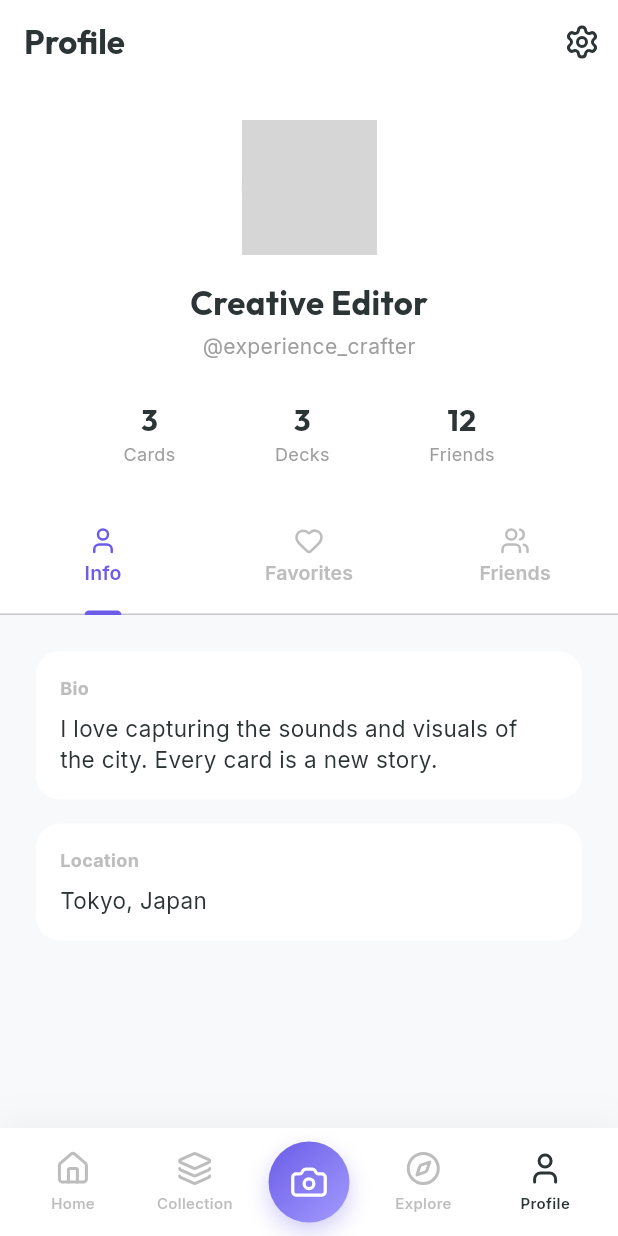
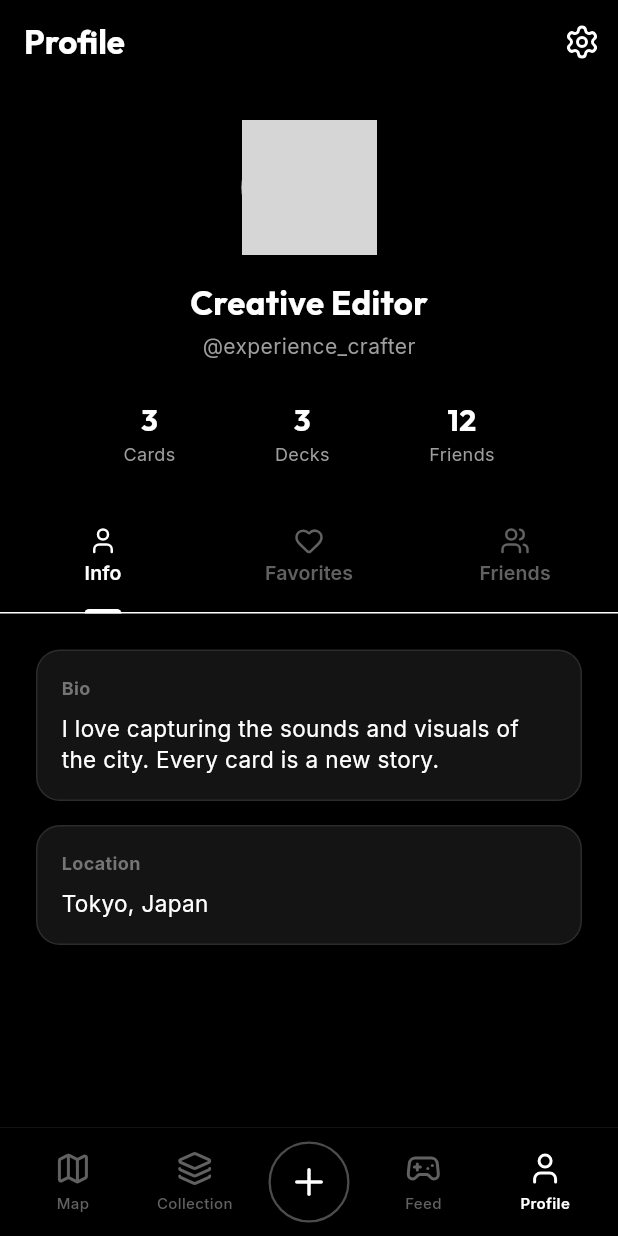
Before and after one commit to Ochuns/shufflo, a Flutter app: the screen it shows after launch, item 5 of the bottom bar chosen, on a phone screen of 412 x 824 dp. Run offline on Flutter 3.47's test engine with Material 3 defaults, Android fonts, the phone set to English and light mode, and no system bars; our stand-ins replace cached_network_image, flutter_dotenv, flutter_map, flutter_riverpod, geolocator, go_router and 6 more; missing offline and left inert: exif; accounts and stored records are empty; network calls fail; grey boxes are pictures that could not be loaded.

Commit message:
fix: mianカラーの変更とfooterと機能の修正

```diff
--- a/lib/main.dart
+++ b/lib/main.dart
@@ -41,7 +41,7 @@ class ShuffloApp extends ConsumerWidget {
 
     return MaterialApp.router(
       title: 'Shufflo',
-      theme: AppTheme.lightTheme,
+      theme: AppTheme.darkTheme,
       routerConfig: goRouter,
       debugShowCheckedModeBanner: false,
     );
--- a/lib/src/features/home/home_screen.dart
+++ b/lib/src/features/feed/feed_screen.dart
@@ -1,13 +1,14 @@
 import 'package:flutter/material.dart';
 import 'package:google_fonts/google_fonts.dart';
+import 'package:lucide_icons/lucide_icons.dart';
 
-class HomeScreen extends StatelessWidget {
-  const HomeScreen({super.key});
+class FeedScreen extends StatelessWidget {
+  const FeedScreen({super.key});
 
   @override
   Widget build(BuildContext context) {
     return Scaffold(
-      backgroundColor: const Color(0xFFF8F9FA),
+      backgroundColor: Theme.of(context).scaffoldBackgroundColor,
       body: SafeArea(
         child: Padding(
           padding: const EdgeInsets.symmetric(horizontal: 24.0),
@@ -16,19 +17,19 @@ class HomeScreen extends StatelessWidget {
             children: [
               const SizedBox(height: 40),
               Text(
-                'Shufflo Feed',
+                'Missions & Exchange',
                 style: GoogleFonts.outfit(
                   fontSize: 32,
                   fontWeight: FontWeight.w800,
-                  color: const Color(0xFF2D3436),
+                  color: Colors.white,
                 ),
               ),
               const SizedBox(height: 8),
               Text(
-                'Discover daily adventures from you and your friends.',
+                'Join events, trade cards with friends, and complete missions to earn rare items.',
                 style: GoogleFonts.inter(
                   fontSize: 16,
-                  color: Colors.grey.shade600,
+                  color: Colors.grey.shade400,
                   height: 1.5,
                 ),
               ),
@@ -39,34 +40,28 @@ class HomeScreen extends StatelessWidget {
                     Container(
                       padding: const EdgeInsets.all(24),
                       decoration: BoxDecoration(
+                        color: const Color(0xFF141414),
+                        shape: BoxShape.circle,
+                        border: Border.all(color: Colors.white.withValues(alpha: 0.1)),
+                      ),
+                      child: const Icon(
+                        LucideIcons.gamepad2,
+                        size: 64,
                         color: Colors.white,
-                        shape: BoxShape.circle,
-                        boxShadow: [
-                          BoxShadow(
-                            color: Colors.black.withOpacity(0.05),
-                            blurRadius: 20,
-                            offset: const Offset(0, 10),
-                          ),
-                        ],
-                      ),
-                      child: Icon(
-                        Icons.feed_outlined,
-                        size: 64,
-                        color: Colors.blue.shade300,
                       ),
                     ),
                     const SizedBox(height: 32),
                     Text(
-                      'Feed is Coming Soon',
+                      'Game Hub is Coming Soon',
                       style: GoogleFonts.outfit(
                         fontSize: 20,
                         fontWeight: FontWeight.w600,
-                        color: const Color(0xFF2D3436),
+                        color: Colors.white,
                       ),
                     ),
                     const SizedBox(height: 12),
                     Text(
-                      'We are currently preparing the timeline experience for you.',
+                      'We are preparing exciting missions and a card exchange system for you and your friends.',
                       textAlign: TextAlign.center,
                       style: GoogleFonts.inter(
                         fontSize: 14,
--- a/lib/src/features/profile/profile_screen.dart
+++ b/lib/src/features/profile/profile_screen.dart
@@ -15,17 +15,17 @@ class ProfileScreen extends ConsumerWidget {
     return DefaultTabController(
       length: 3,
       child: Scaffold(
-        backgroundColor: const Color(0xFFF8F9FA),
+        backgroundColor: Colors.black,
         appBar: AppBar(
           title: Text(
             'Profile',
-            style: GoogleFonts.outfit(fontWeight: FontWeight.w700, color: const Color(0xFF2D3436)),
+            style: GoogleFonts.outfit(fontWeight: FontWeight.w700, color: Colors.white),
           ),
-          backgroundColor: Colors.white,
+          backgroundColor: Colors.black,
           elevation: 0,
           actions: [
             IconButton(
-              icon: const Icon(LucideIcons.settings, color: Color(0xFF2D3436)),
+              icon: const Icon(LucideIcons.settings, color: Colors.white),
               onPressed: () {},
             ),
           ],
@@ -38,7 +38,7 @@ class ProfileScreen extends ConsumerWidget {
               children: [
                 // Profile Header
                 Container(
-                  color: Colors.white,
+                  color: Colors.black,
                   padding: const EdgeInsets.symmetric(vertical: 24, horizontal: 16),
                   child: Column(
                     children: [
@@ -52,7 +52,7 @@ class ProfileScreen extends ConsumerWidget {
                         style: GoogleFonts.outfit(
                           fontSize: 22,
                           fontWeight: FontWeight.bold,
-                          color: const Color(0xFF2D3436),
+                          color: Colors.white,
                         ),
                       ),
                       const SizedBox(height: 4),
@@ -77,12 +77,12 @@ class ProfileScreen extends ConsumerWidget {
                 ),
                 // Tab Bar
                 Container(
-                  color: Colors.white,
+                  color: Colors.black,
                   child: TabBar(
-                    labelColor: const Color(0xFF6C5CE7),
-                    unselectedLabelColor: Colors.grey.shade400,
-                    indicatorColor: const Color(0xFF6C5CE7),
-                    indicatorWeight: 3,
+                    labelColor: Colors.white,
+                    unselectedLabelColor: Colors.grey.shade700,
+                    indicatorColor: Colors.white,
+                    indicatorWeight: 2,
                     labelStyle: GoogleFonts.inter(fontWeight: FontWeight.w600, fontSize: 13),
                     tabs: const [
                       Tab(icon: Icon(LucideIcons.user, size: 20), text: 'Info'),
@@ -117,7 +117,7 @@ class ProfileScreen extends ConsumerWidget {
           style: GoogleFonts.outfit(
             fontSize: 20,
             fontWeight: FontWeight.w700,
-            color: const Color(0xFF2D3436),
+            color: Colors.white,
           ),
         ),
         Text(
@@ -144,7 +144,7 @@ class ProfileScreen extends ConsumerWidget {
       child: Column(
         mainAxisAlignment: MainAxisAlignment.center,
         children: [
-          Icon(LucideIcons.tag, size: 48, color: Colors.grey.shade300),
+          Icon(LucideIcons.tag, size: 48, color: Colors.grey.shade800),
           const SizedBox(height: 16),
           Text(
             'No Tagged Favorites Yet',
@@ -153,7 +153,7 @@ class ProfileScreen extends ConsumerWidget {
           const SizedBox(height: 8),
           Text(
             'Tag your favorite cards to see them here.',
-            style: GoogleFonts.inter(color: Colors.grey.shade500),
+            style: GoogleFonts.inter(color: Colors.grey.shade700),
           ),
         ],
       ),
@@ -166,19 +166,25 @@ class ProfileScreen extends ConsumerWidget {
       child: Column(
         children: [
           TextField(
+            style: const TextStyle(color: Colors.white),
             decoration: InputDecoration(
               hintText: 'Search friends by ID...',
-              prefixIcon: const Icon(LucideIcons.search, size: 20),
+              hintStyle: TextStyle(color: Colors.grey.shade600),
+              prefixIcon: Icon(LucideIcons.search, size: 20, color: Colors.grey.shade600),
               filled: true,
-              fillColor: Colors.white,
+              fillColor: const Color(0xFF141414),
               border: OutlineInputBorder(
                 borderRadius: BorderRadius.circular(12),
-                borderSide: BorderSide.none,
+                borderSide: BorderSide(color: Colors.white.withValues(alpha: 0.1)),
+              ),
+              enabledBorder: OutlineInputBorder(
+                borderRadius: BorderRadius.circular(12),
+                borderSide: BorderSide(color: Colors.white.withValues(alpha: 0.1)),
               ),
             ),
           ),
           const SizedBox(height: 40),
-          Icon(LucideIcons.userPlus, size: 48, color: Colors.grey.shade300),
+          Icon(LucideIcons.userPlus, size: 48, color: Colors.grey.shade800),
           const SizedBox(height: 16),
           Text(
             'Find Your Friends',
@@ -193,15 +199,16 @@ class ProfileScreen extends ConsumerWidget {
     return Container(
       padding: const EdgeInsets.all(16),
       decoration: BoxDecoration(
-        color: Colors.white,
+        color: const Color(0xFF141414),
         borderRadius: BorderRadius.circular(16),
+        border: Border.all(color: Colors.white.withValues(alpha: 0.1)),
       ),
       child: Column(
         crossAxisAlignment: CrossAxisAlignment.start,
         children: [
-          Text(title, style: GoogleFonts.inter(fontSize: 12, fontWeight: FontWeight.bold, color: Colors.grey.shade400)),
+          Text(title, style: GoogleFonts.inter(fontSize: 12, fontWeight: FontWeight.bold, color: Colors.grey.shade600)),
           const SizedBox(height: 8),
-          Text(content, style: GoogleFonts.inter(fontSize: 15, color: const Color(0xFF2D3436))),
+          Text(content, style: GoogleFonts.inter(fontSize: 15, color: Colors.white)),
         ],
       ),
     );
--- a/lib/src/routing/app_router.dart
+++ b/lib/src/routing/app_router.dart
@@ -5,7 +5,7 @@ import 'scaffold_with_nav_bar.dart';
 import '../models/experience_card_model.dart';
 import '../models/deck_model.dart';
 
-import '../features/home/home_screen.dart';
+import '../features/feed/feed_screen.dart';
 import '../features/explore/explore_screen.dart';
 import '../features/explore/card_detail_screen.dart';
 import '../features/my_cards/my_cards_screen.dart';
@@ -14,15 +14,15 @@ import '../features/profile/profile_screen.dart';
 import '../features/post/post_screen.dart';
 
 final _rootNavigatorKey = GlobalKey<NavigatorState>();
-final _homeNavigatorKey = GlobalKey<NavigatorState>(debugLabel: 'home');
+final _exploreNavigatorKey = GlobalKey<NavigatorState>(debugLabel: 'explore');
 final _myCardsNavigatorKey = GlobalKey<NavigatorState>(debugLabel: 'my_cards');
 final _postNavigatorKey = GlobalKey<NavigatorState>(debugLabel: 'post');
-final _exploreNavigatorKey = GlobalKey<NavigatorState>(debugLabel: 'explore');
+final _feedNavigatorKey = GlobalKey<NavigatorState>(debugLabel: 'feed');
 final _profileNavigatorKey = GlobalKey<NavigatorState>(debugLabel: 'profile');
 
 final goRouterProvider = Provider<GoRouter>((ref) {
   return GoRouter(
-    initialLocation: '/home',
+    initialLocation: '/map',
     navigatorKey: _rootNavigatorKey,
     routes: [
       StatefulShellRoute.indexedStack(
@@ -31,11 +31,11 @@ final goRouterProvider = Provider<GoRouter>((ref) {
         },
         branches: [
           StatefulShellBranch(
-            navigatorKey: _homeNavigatorKey,
+            navigatorKey: _exploreNavigatorKey,
             routes: [
               GoRoute(
-                path: '/home',
-                builder: (context, state) => const HomeScreen(),
+                path: '/map',
+                builder: (context, state) => const ExploreScreen(),
               ),
             ],
           ),
@@ -58,11 +58,11 @@ final goRouterProvider = Provider<GoRouter>((ref) {
             ],
           ),
           StatefulShellBranch(
-            navigatorKey: _exploreNavigatorKey,
+            navigatorKey: _feedNavigatorKey,
             routes: [
               GoRoute(
-                path: '/explore',
-                builder: (context, state) => const ExploreScreen(),
+                path: '/feed',
+                builder: (context, state) => const FeedScreen(),
               ),
             ],
           ),
--- a/lib/src/routing/scaffold_with_nav_bar.dart
+++ b/lib/src/routing/scaffold_with_nav_bar.dart
@@ -17,14 +17,10 @@ class ScaffoldWithNavBar extends StatelessWidget {
       body: navigationShell,
       bottomNavigationBar: Container(
         decoration: BoxDecoration(
-          color: Colors.white,
-          boxShadow: [
-            BoxShadow(
-              color: Colors.black.withOpacity(0.04),
-              blurRadius: 20,
-              offset: const Offset(0, -5),
-            ),
-          ],
+          color: Colors.black,
+          border: Border(
+            top: BorderSide(color: Colors.white.withValues(alpha: 0.1), width: 0.5),
+          ),
         ),
         child: SafeArea(
           child: Container(
@@ -34,8 +30,8 @@ class ScaffoldWithNavBar extends StatelessWidget {
               mainAxisAlignment: MainAxisAlignment.spaceAround,
               children: [
                 _NavBarItem(
-                  icon: LucideIcons.home,
-                  label: 'Home',
+                  icon: LucideIcons.map,
+                  label: 'Map',
                   isSelected: navigationShell.currentIndex == 0,
                   onTap: () => navigationShell.goBranch(0),
                 ),
@@ -50,8 +46,8 @@ class ScaffoldWithNavBar extends StatelessWidget {
                   isSelected: navigationShell.currentIndex == 2,
                 ),
                 _NavBarItem(
-                  icon: LucideIcons.compass,
-                  label: 'Explore',
+                  icon: LucideIcons.gamepad2,
+                  label: 'Feed',
                   isSelected: navigationShell.currentIndex == 3,
                   onTap: () => navigationShell.goBranch(3),
                 ),
@@ -85,7 +81,7 @@ class _NavBarItem extends StatelessWidget {
 
   @override
   Widget build(BuildContext context) {
-    final color = isSelected ? const Color(0xFF2D3436) : Colors.grey.shade400;
+    final color = isSelected ? Colors.white : Colors.grey.shade700;
 
     return GestureDetector(
       onTap: onTap,
@@ -133,25 +129,24 @@ class _PostButton extends StatelessWidget {
         width: 54,
         height: 54,
         decoration: BoxDecoration(
-          gradient: const LinearGradient(
-            colors: [Color(0xFF6C5CE7), Color(0xFFa29bfe)],
-            begin: Alignment.topLeft,
-            end: Alignment.bottomRight,
+          color: Colors.black,
+          shape: BoxShape.circle,
+          border: Border.all(
+            color: isSelected ? Colors.white : Colors.white.withValues(alpha: 0.3),
+            width: 1.5,
           ),
-          shape: BoxShape.circle,
           boxShadow: [
-            BoxShadow(
-              color: const Color(0xFF6C5CE7).withOpacity(0.3),
-              blurRadius: 12,
-              offset: const Offset(0, 6),
-            ),
+            if (isSelected)
+              BoxShadow(
+                color: Colors.white.withValues(alpha: 0.1),
+                blurRadius: 10,
+              ),
           ],
-          border: isSelected ? Border.all(color: Colors.white, width: 2) : null,
         ),
         child: const Icon(
-          LucideIcons.camera,
+          LucideIcons.plus,
           color: Colors.white,
-          size: 26,
+          size: 28,
         ),
       ),
     );
--- a/lib/src/theme/app_theme.dart
+++ b/lib/src/theme/app_theme.dart
@@ -2,37 +2,44 @@ import 'package:flutter/material.dart';
 import 'package:google_fonts/google_fonts.dart';
 
 class AppTheme {
-  static ThemeData get lightTheme {
+  static ThemeData get darkTheme {
     final baseTheme = ThemeData(
       useMaterial3: true,
-      colorScheme: ColorScheme.fromSeed(
-        seedColor: const Color(0xFF6366F1), // Indigo
-        secondary: const Color(0xFFFF6B6B), // Soft Coral
-        surface: Colors.white,
-      ).copyWith(
-        surfaceContainerHighest: const Color(0xFFF1F5F9), // Slate 100 for backgrounds
+      brightness: Brightness.dark,
+      colorScheme: const ColorScheme.dark(
+        primary: Colors.white,
+        secondary: Colors.white,
+        surface: Color(0xFF141414),
+        onSurface: Colors.white,
+        surfaceContainerHighest: Color(0xFF1E1E1E),
       ),
-      scaffoldBackgroundColor: const Color(0xFFF8FAFC), // Slate 50
+      scaffoldBackgroundColor: Colors.black,
     );
 
     return baseTheme.copyWith(
-      textTheme: GoogleFonts.interTextTheme(baseTheme.textTheme),
+      textTheme: GoogleFonts.interTextTheme(baseTheme.textTheme).copyWith(
+        displayLarge: GoogleFonts.outfit(textStyle: baseTheme.textTheme.displayLarge),
+        displayMedium: GoogleFonts.outfit(textStyle: baseTheme.textTheme.displayMedium),
+        displaySmall: GoogleFonts.outfit(textStyle: baseTheme.textTheme.displaySmall),
+        headlineMedium: GoogleFonts.outfit(textStyle: baseTheme.textTheme.headlineMedium),
+      ),
       cardTheme: CardThemeData(
-        elevation: 8,
-        shadowColor: const Color(0xFF0F172A).withValues(alpha: 0.08),
+        elevation: 0,
         shape: RoundedRectangleBorder(
           borderRadius: BorderRadius.circular(24),
+          side: BorderSide(color: Colors.white.withValues(alpha: 0.1), width: 1),
         ),
-        color: Colors.white,
+        color: const Color(0xFF141414),
         surfaceTintColor: Colors.transparent,
         margin: EdgeInsets.zero,
       ),
       elevatedButtonTheme: ElevatedButtonThemeData(
         style: ElevatedButton.styleFrom(
           elevation: 0,
-          backgroundColor: const Color(0xFF6366F1),
-          foregroundColor: Colors.white,
+          backgroundColor: Colors.white,
+          foregroundColor: Colors.black,
           padding: const EdgeInsets.symmetric(horizontal: 24, vertical: 16),
+          textStyle: const TextStyle(fontWeight: FontWeight.bold),
           shape: RoundedRectangleBorder(
             borderRadius: BorderRadius.circular(16),
           ),
@@ -40,23 +47,23 @@ class AppTheme {
       ),
       inputDecorationTheme: InputDecorationTheme(
         filled: true,
-        fillColor: Colors.white,
+        fillColor: const Color(0xFF1A1A1A),
         contentPadding: const EdgeInsets.symmetric(horizontal: 16, vertical: 16),
         border: OutlineInputBorder(
           borderRadius: BorderRadius.circular(16),
-          borderSide: BorderSide(color: Colors.grey.shade200),
+          borderSide: BorderSide(color: Colors.white.withValues(alpha: 0.1)),
         ),
         enabledBorder: OutlineInputBorder(
           borderRadius: BorderRadius.circular(16),
-          borderSide: BorderSide(color: Colors.grey.shade200),
+          borderSide: BorderSide(color: Colors.white.withValues(alpha: 0.1)),
         ),
         focusedBorder: OutlineInputBorder(
           borderRadius: BorderRadius.circular(16),
-          borderSide: const BorderSide(color: Color(0xFF6366F1), width: 2),
+          borderSide: const BorderSide(color: Colors.white, width: 2),
         ),
       ),
       bottomSheetTheme: const BottomSheetThemeData(
-        backgroundColor: Colors.white,
+        backgroundColor: Color(0xFF121212),
         surfaceTintColor: Colors.transparent,
         shape: RoundedRectangleBorder(
           borderRadius: BorderRadius.vertical(top: Radius.circular(32)),
```
